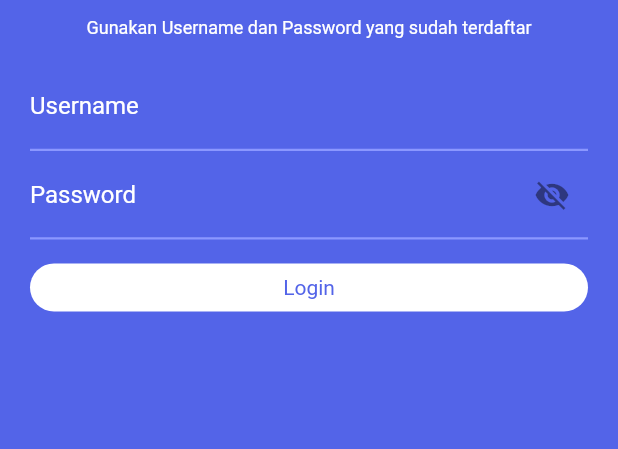
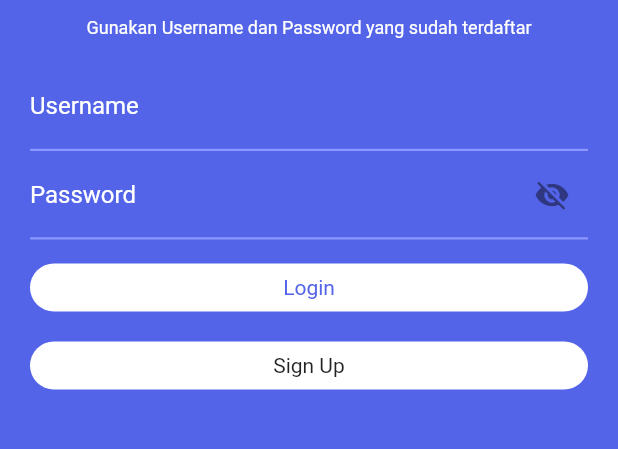
Before and after one commit to Dokito555/flutter_presensifr, a Flutter app: the screen it shows after launch, on a phone screen of 412 x 824 dp, the part 311-760 px from its top. Run offline on Flutter 3.47's test engine with Material 2 defaults, Android fonts, the phone set to English and light mode, and no system bars; missing offline and left inert: dart:js.

Commit message:
login feature

```diff
--- a/lib/constants.dart
+++ b/lib/constants/constants.dart
@@ -6,3 +6,10 @@ class ColorPalette {
   static const underlineTextField = Color(0xff8b97ff);
   static const hintColor = Color(0xffccd1ff);
 }
+
+class PageRoutes {
+  static const loginRoute = '/';
+  static const signupRoute = '/signup';
+  static const lobbyRoute = '/lobby';
+  static const historyRoute = '/history';
+}
--- /dev/null
+++ b/lib/data/model/login_response_model.dart
@@ -0,0 +1,85 @@
+// To parse this JSON data, do
+//
+//     final empty = emptyFromJson(jsonString);
+
+import 'dart:convert';
+
+Empty emptyFromJson(String str) => Empty.fromJson(json.decode(str));
+
+String emptyToJson(Empty data) => json.encode(data.toJson());
+
+class Empty {
+    Empty({
+        required this.errCode,
+        required this.data,
+    });
+
+    int errCode;
+    Data data;
+
+    factory Empty.fromJson(Map<String, dynamic> json) => Empty(
+        errCode: json["err_code"],
+        data: Data.fromJson(json["data"]),
+    );
+
+    Map<String, dynamic> toJson() => {
+        "err_code": errCode,
+        "data": data.toJson(),
+    };
+}
+
+class Data {
+    Data({
+        required this.message,
+        required this.result,
+    });
+
+    String message;
+    Result result;
+
+    factory Data.fromJson(Map<String, dynamic> json) => Data(
+        message: json["message"],
+        result: Result.fromJson(json["result"]),
+    );
+
+    Map<String, dynamic> toJson() => {
+        "message": message,
+        "result": result.toJson(),
+    };
+}
+
+class Result {
+    Result({
+        required this.idFrUser,
+        required this.nama,
+        required this.nik,
+        required this.nip,
+        required this.role,
+        required this.tenantName,
+    });
+
+    int idFrUser;
+    String nama;
+    String nik;
+    String nip;
+    int role;
+    String tenantName;
+
+    factory Result.fromJson(Map<String, dynamic> json) => Result(
+        idFrUser: json["id_fr_user"],
+        nama: json["nama"],
+        nik: json["nik"],
+        nip: json["nip"],
+        role: json["role"],
+        tenantName: json["tenant_name"],
+    );
+
+    Map<String, dynamic> toJson() => {
+        "id_fr_user": idFrUser,
+        "nama": nama,
+        "nik": nik,
+        "nip": nip,
+        "role": role,
+        "tenant_name": tenantName,
+    };
+}
--- a/lib/main.dart
+++ b/lib/main.dart
@@ -1,13 +1,30 @@
 //import 'dart:js';
 
+import 'dart:js';
+
 import 'package:flutter/material.dart';
+import 'package:presensifr/constants/constants.dart';
 import 'package:presensifr/screens/login_view.dart';
+import 'package:presensifr/screens/signup_view.dart';
 
 void main() {
-  runApp(MaterialApp(
-    debugShowCheckedModeBanner: false,
-    title: 'PresensiFR',
-    initialRoute: "/",
-    routes: {"/": (context) => LoginPage()},
-  ));
+  runApp(const App());
 }
+
+class App extends StatelessWidget {
+
+  const App({Key? key}) : super(key: key);
+
+  @override
+  Widget build(BuildContext context) {
+    return MaterialApp(
+      debugShowCheckedModeBanner: false,
+      title: 'PresensiFR',
+      initialRoute: PageRoutes.loginRoute,
+      routes: {
+        PageRoutes.loginRoute: (context) => LoginPage(),
+        PageRoutes.signupRoute: (context) => SignupPage()
+      },
+    );
+  }
+}
--- a/lib/screens/login_view.dart
+++ b/lib/screens/login_view.dart
@@ -1,7 +1,7 @@
 import 'dart:convert';
 
 import 'package:flutter/material.dart';
-import 'package:presensifr/constants.dart';
+import 'package:presensifr/constants/constants.dart';
 import 'package:http/http.dart' as http;
 import 'package:presensifr/server.dart';
 
@@ -82,6 +82,7 @@ class _LoginFormState extends State<LoginPage> {
     return Column(
       children: [
         const Padding(padding: EdgeInsets.only(top: 16.0)),
+        // Username
         TextFormField(
           decoration: const InputDecoration(
               border: UnderlineInputBorder(),
@@ -109,18 +110,19 @@ class _LoginFormState extends State<LoginPage> {
             formData["username"] = value;
           },
         ),
+        // Password
         TextFormField(
           decoration: InputDecoration(
             border: UnderlineInputBorder(),
-            enabledBorder: UnderlineInputBorder(
+            enabledBorder: const UnderlineInputBorder(
                 borderSide: BorderSide(
                     color: ColorPalette.underlineTextField, width: 1.5)),
-            focusedBorder: UnderlineInputBorder(
+            focusedBorder: const UnderlineInputBorder(
                 borderSide: BorderSide(color: Colors.white, width: 3.0)),
             hintText: "Masukkan Password",
             labelText: "Password",
-            labelStyle: TextStyle(color: Colors.white),
-            hintStyle: TextStyle(color: ColorPalette.hintColor),
+            labelStyle: const TextStyle(color: Colors.white),
+            hintStyle: const TextStyle(color: ColorPalette.hintColor),
             suffixIcon: GestureDetector(
               onTap: () {
                 _togglePasswordVisibility();
@@ -158,7 +160,7 @@ class _LoginFormState extends State<LoginPage> {
             child: Container(
               padding: EdgeInsets.symmetric(vertical: 8.0),
               width: double.infinity,
-              child: Text(
+              child: const Text(
                 "Login",
                 style: TextStyle(color: ColorPalette.primaryColor),
                 textAlign: TextAlign.center,
@@ -202,7 +204,29 @@ class _LoginFormState extends State<LoginPage> {
                 ScaffoldMessenger.of(mContext).showSnackBar(
                     SnackBar(content: Text("Data Tidak Berhasil Login")));
               }
-            })
+            }),
+
+            const SizedBox(
+              height: 20,
+            ),
+
+            InkWell(
+              child: Container(
+                padding: EdgeInsets.symmetric(vertical: 8.0),
+                width: double.infinity,
+                child: const Text(
+                  'Sign Up',
+                  textAlign: TextAlign.center,
+                ),
+                decoration: BoxDecoration(
+                  color: Colors.white,
+                  borderRadius: BorderRadius.circular(30.0)
+                ),
+              ),
+              onTap: () {
+                Navigator.pushNamed(context, PageRoutes.signupRoute);
+              },
+            )
       ],
     );
   }
--- a/lib/server.dart
+++ b/lib/server.dart
@@ -1,4 +1,4 @@
 class APIServer {
-  static final urlAPI = 'http://103.140.90.10:9600/api/';
-  static final urlLogin = urlAPI + 'login_pegawai';
+  static const urlAPI = 'http://103.140.90.10:9600/absensi/';
+  static const urlLogin = urlAPI + 'login_pegawai';
 }
--- a/pubspec.yaml
+++ b/pubspec.yaml
@@ -35,6 +35,7 @@ dependencies:
   # Use with the CupertinoIcons class for iOS style icons.
   cupertino_icons: ^1.0.2
   http: ^0.13.4
+  google_fonts: ^3.0.1
 
 dev_dependencies:
   flutter_test:
```
Also changed, not shown: lib/screens/signup_view.dart (added, +17 -0 lines), lib/util/status_state.dart (added, +9 -0 lines), lib/data/api/login_service.dart (added), lib/provider/login_provider.dart (added), 3 other files.
